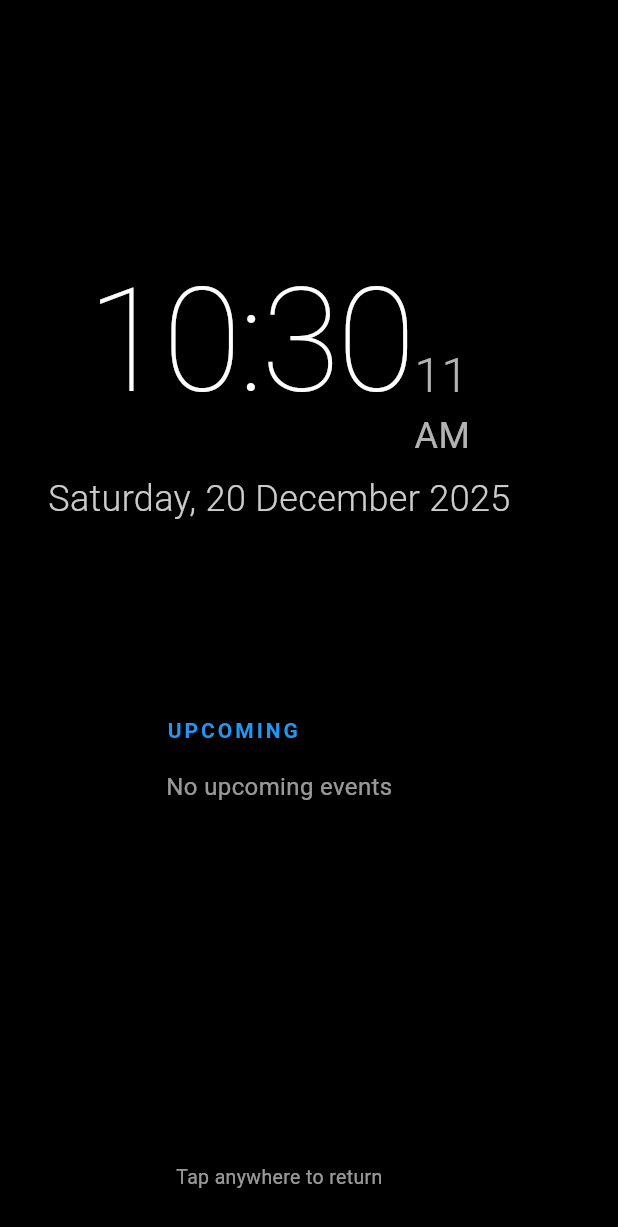
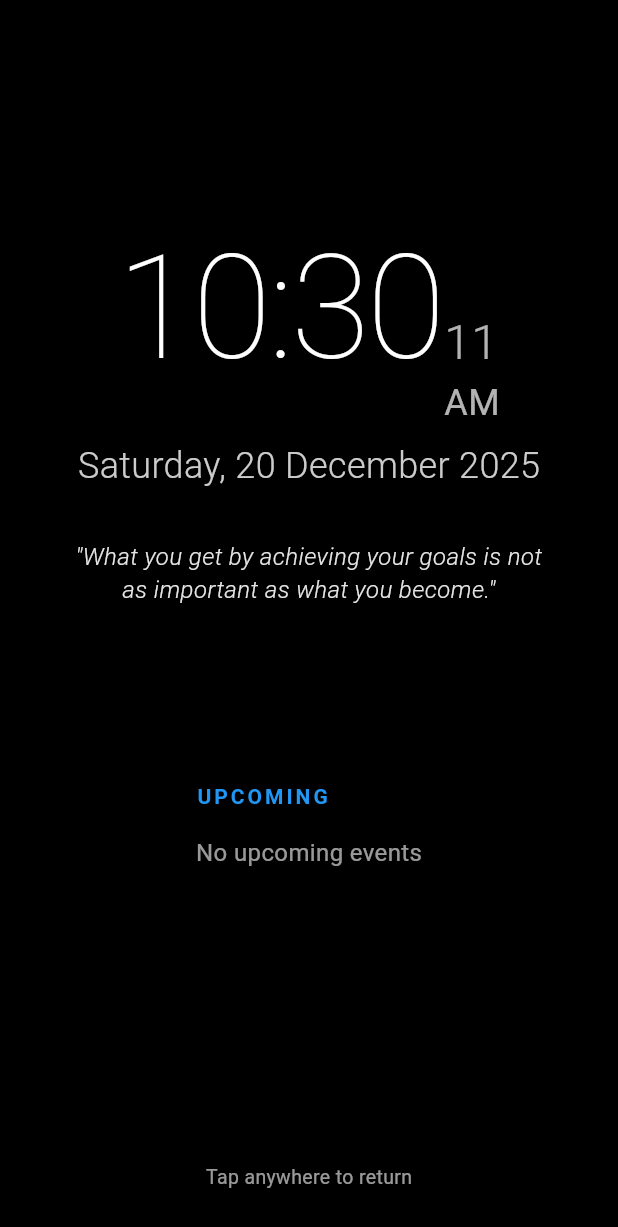
Before and after one commit to HelloSeaNation/we_plan2, a Flutter app: the DashboardScreensaver screen opened directly with empty values, on a phone screen of 412 x 824 dp. Shown: the top 1227 px of the screen. Run offline on Flutter 3.47's test engine with Material 3 defaults, Android fonts, the phone set to English and light mode, and no system bars; our stand-ins replace cloud_firestore, connectivity_plus, device_info_plus, firebase_core, hive, hive_flutter and 7 more; missing offline and left inert: dart:html, dart:ui_web, home_widget, mobile_scanner; accounts and stored records are empty.

Commit message:
Add rotating inspirational quotes to dashboard screensaver
- Add 30 inspirational quotes that rotate every 20 seconds
- Smooth fade animation between quote transitions
- Display quotes below date with subtle styling
- Temporarily set screensaver timer to 5 seconds for testing

🤖 Generated with [Claude Code](https://claude.com/claude-code)

Co-Authored-By: Claude Opus 4.5 <noreply@anthropic.com>

```diff
--- a/lib/services/kiosk_service.dart
+++ b/lib/services/kiosk_service.dart
@@ -210,7 +210,7 @@ class KioskService {
   void _resetScreensaverTimer() {
     _screensaverTimer?.cancel();
     _screensaverTimer = Timer(
-      Duration(minutes: _screensaverTimeoutMinutes),
+      const Duration(seconds: 5), // TODO: Change back to Duration(minutes: _screensaverTimeoutMinutes) after testing
       () {
         debugPrint('Kiosk: Screensaver activated');
         _isScreensaverActive = true;
--- a/lib/widgets/dashboard_screensaver.dart
+++ b/lib/widgets/dashboard_screensaver.dart
@@ -1,7 +1,42 @@
 import 'dart:async';
+import 'dart:math';
 import 'package:flutter/material.dart';
 import 'package:intl/intl.dart';
 import '../event_model.dart';
+
+/// Inspirational quotes for the dashboard screensaver
+const List<String> _inspirationalQuotes = [
+  "The best time to plant a tree was 20 years ago. The second best time is now.",
+  "Your time is limited, don't waste it living someone else's life.",
+  "The only way to do great work is to love what you do.",
+  "Believe you can and you're halfway there.",
+  "In the middle of difficulty lies opportunity.",
+  "The future belongs to those who believe in the beauty of their dreams.",
+  "It does not matter how slowly you go as long as you do not stop.",
+  "Everything you've ever wanted is on the other side of fear.",
+  "Success is not final, failure is not fatal: it is the courage to continue that counts.",
+  "The only impossible journey is the one you never begin.",
+  "What you get by achieving your goals is not as important as what you become.",
+  "Life is what happens when you're busy making other plans.",
+  "The purpose of our lives is to be happy.",
+  "Get busy living or get busy dying.",
+  "You only live once, but if you do it right, once is enough.",
+  "Many of life's failures are people who did not realize how close they were to success.",
+  "The way to get started is to quit talking and begin doing.",
+  "If life were predictable it would cease to be life, and be without flavor.",
+  "Life is really simple, but we insist on making it complicated.",
+  "The greatest glory in living lies not in never falling, but in rising every time we fall.",
+  "Your present circumstances don't determine where you can go; they merely determine where you start.",
+  "The secret of getting ahead is getting started.",
+  "Don't watch the clock; do what it does. Keep going.",
+  "Everything has beauty, but not everyone sees it.",
+  "The best revenge is massive success.",
+  "Life shrinks or expands in proportion to one's courage.",
+  "What lies behind us and what lies before us are tiny matters compared to what lies within us.",
+  "Happiness is not something ready made. It comes from your own actions.",
+  "If you want to live a happy life, tie it to a goal, not to people or things.",
+  "The mind is everything. What you think you become.",
+];
 
 /// Custom dashboard screensaver that displays clock, date, and upcoming events
 class DashboardScreensaver extends StatefulWidget {
@@ -29,10 +64,13 @@ class DashboardScreensaver extends StatefulWidget {
 class _DashboardScreensaverState extends State<DashboardScreensaver> {
   late Timer _timer;
   Timer? _imageRotationTimer;
+  Timer? _quoteRotationTimer;
   DateTime _currentTime = DateTime.now();
   bool _hasNavigatedBack = false;
   int _currentImageIndex = 0;
   String? _currentBackgroundImage;
+  String _currentQuote = '';
+  final Random _random = Random();
 
   @override
   void initState() {
@@ -40,6 +78,9 @@ class _DashboardScreensaverState extends State<DashboardScreensaver> {
 
     // Set initial background image
     _updateCurrentBackgroundImage();
+
+    // Set initial quote
+    _currentQuote = _inspirationalQuotes[_random.nextInt(_inspirationalQuotes.length)];
 
     // Update time every second
     _timer = Timer.periodic(const Duration(seconds: 1), (_) {
@@ -50,6 +91,22 @@ class _DashboardScreensaverState extends State<DashboardScreensaver> {
 
     // Start image rotation if we have multiple images
     _startImageRotation();
+
+    // Start quote rotation every 20 seconds
+    _startQuoteRotation();
+  }
+
+  void _startQuoteRotation() {
+    _quoteRotationTimer = Timer.periodic(
+      const Duration(seconds: 20),
+      (_) {
+        if (mounted) {
+          setState(() {
+            _currentQuote = _inspirationalQuotes[_random.nextInt(_inspirationalQuotes.length)];
+          });
+        }
+      },
+    );
   }
 
   void _updateCurrentBackgroundImage() {
@@ -86,6 +143,7 @@ class _DashboardScreensaverState extends State<DashboardScreensaver> {
   void dispose() {
     _timer.cancel();
     _imageRotationTimer?.cancel();
+    _quoteRotationTimer?.cancel();
     super.dispose();
   }
 
@@ -160,7 +218,7 @@ class _DashboardScreensaverState extends State<DashboardScreensaver> {
     return Row(
       crossAxisAlignment: CrossAxisAlignment.center,
       children: [
-        // Left side: Clock and Date
+        // Left side: Clock, Date, and Quote
         Expanded(
           flex: 3,
           child: Column(
@@ -170,6 +228,8 @@ class _DashboardScreensaverState extends State<DashboardScreensaver> {
               _buildClock(),
               const SizedBox(height: 8),
               _buildDate(),
+              const SizedBox(height: 24),
+              _buildQuote(),
             ],
           ),
         ),
@@ -200,6 +260,8 @@ class _DashboardScreensaverState extends State<DashboardScreensaver> {
         _buildClock(),
         const SizedBox(height: 8),
         _buildDate(),
+        const SizedBox(height: 20),
+        _buildQuote(),
         const Spacer(flex: 1),
         _buildEventsSection(),
         const Spacer(flex: 2),
@@ -261,6 +323,32 @@ class _DashboardScreensaverState extends State<DashboardScreensaver> {
         fontSize: 24,
         fontWeight: FontWeight.w300,
         color: Colors.white.withOpacity(0.8),
+      ),
+    );
+  }
+
+  Widget _buildQuote() {
+    return AnimatedSwitcher(
+      duration: const Duration(milliseconds: 500),
+      child: Container(
+        key: ValueKey(_currentQuote),
+        constraints: const BoxConstraints(maxWidth: 500),
+        padding: const EdgeInsets.symmetric(horizontal: 16, vertical: 12),
+        decoration: BoxDecoration(
+          color: Colors.black.withOpacity(0.3),
+          borderRadius: BorderRadius.circular(12),
+        ),
+        child: Text(
+          '"$_currentQuote"',
+          textAlign: TextAlign.center,
+          style: TextStyle(
+            fontSize: 16,
+            fontStyle: FontStyle.italic,
+            fontWeight: FontWeight.w300,
+            color: Colors.white.withOpacity(0.9),
+            height: 1.4,
+          ),
+        ),
       ),
     );
   }
```
